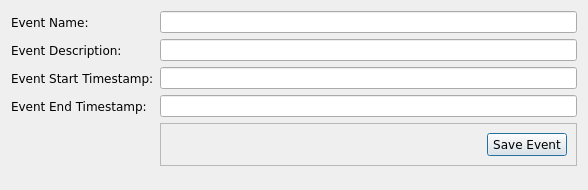
The window that ui/event_configuration.ui (CS4311-spring-2020/pick-tool-team14-keikaku) describes before a commit, drawn with Qt 5.
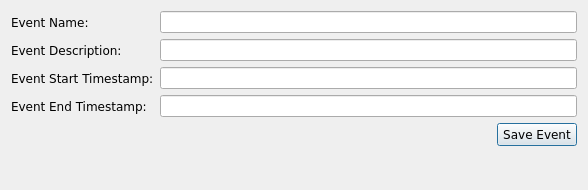
The same window after the commit.

Commit message: Updated PyQT5-sip version. Cleaned up and unified change_configuration, event_configuration, log_entry_configuration, team_configuration, and vector_configuration.

The edit to the form file:
```diff
--- a/ui/event_configuration.ui
+++ b/ui/event_configuration.ui
@@ -13,6 +13,18 @@
     <height>190</height>
    </rect>
   </property>
+  <property name="sizePolicy">
+   <sizepolicy hsizetype="Preferred" vsizetype="Preferred">
+    <horstretch>0</horstretch>
+    <verstretch>0</verstretch>
+   </sizepolicy>
+  </property>
+  <property name="maximumSize">
+   <size>
+    <width>16777215</width>
+    <height>190</height>
+   </size>
+  </property>
   <property name="windowTitle">
    <string>Event Configuration</string>
   </property>
@@ -127,20 +139,7 @@
     </widget>
    </item>
    <item row="4" column="1">
-    <widget class="QFrame" name="buttonFrame">
-     <property name="sizePolicy">
-      <sizepolicy hsizetype="Preferred" vsizetype="Preferred">
-       <horstretch>0</horstretch>
-       <verstretch>0</verstretch>
-      </sizepolicy>
-     </property>
-     <property name="frameShape">
-      <enum>QFrame::StyledPanel</enum>
-     </property>
-     <property name="frameShadow">
-      <enum>QFrame::Raised</enum>
-     </property>
-     <layout class="QHBoxLayout" name="horizontalLayout_3">
+    <layout class="QHBoxLayout" name="saveHL">
       <item>
        <spacer name="horizontalSpacer">
         <property name="orientation">
@@ -185,7 +184,6 @@
        </widget>
       </item>
      </layout>
-    </widget>
    </item>
   </layout>
  </widget>
```
Lines whose indentation alone changed are shown as unchanged. The commit also changes 9 other files.
